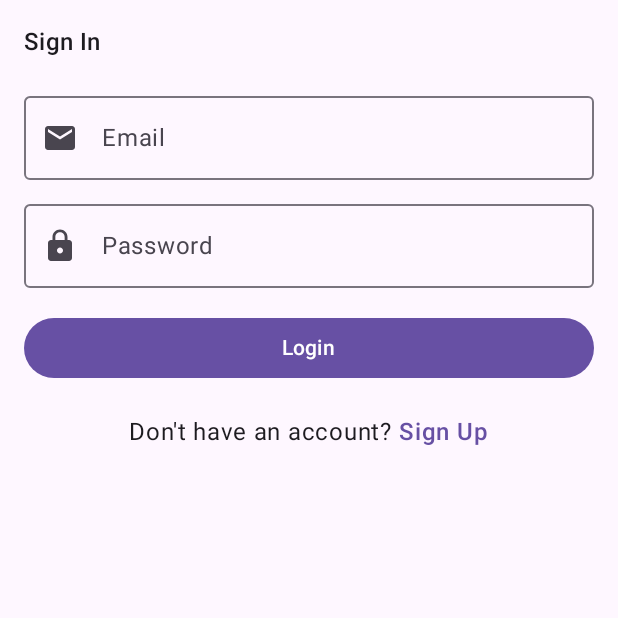
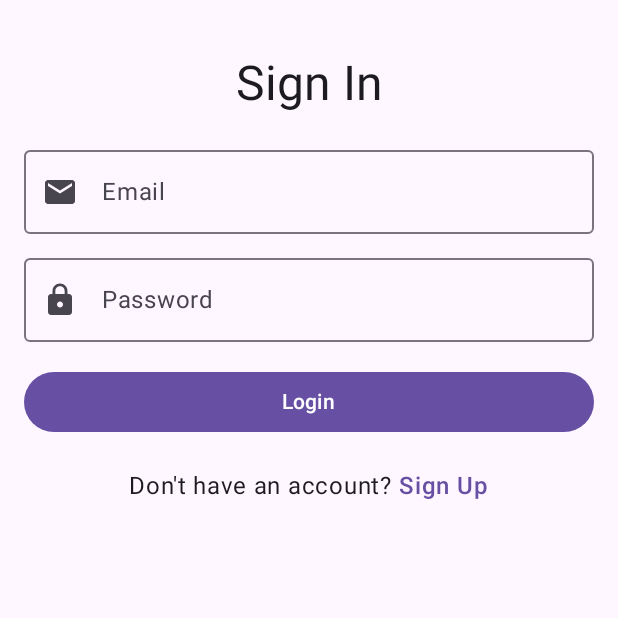
Before and after one commit to saeedus/Teebay, an Android app built with Jetpack Compose: the screen it shows after launch (AuthActivity), on a phone screen of 412 x 824 dp, the top half of it. Run offline under Robolectric (Android 15) with nearby library versions, the phone set to English and light mode, and no system bars.

Commit message:
Adjust AuthScreen layout and keyboard behavior

```diff
--- a/app/src/main/AndroidManifest.xml
+++ b/app/src/main/AndroidManifest.xml
@@ -30,7 +30,8 @@
         <activity
             android:name=".auth.presentation.AuthActivity"
             android:exported="true"
-            android:theme="@style/Theme.AppCompat.DayNight.NoActionBar" />
+            android:theme="@style/Theme.AppCompat.DayNight.NoActionBar"
+            android:windowSoftInputMode="adjustResize" />
 
         <activity
             android:name=".products.presentation.ProductsActivity"
--- a/app/src/main/java/com/sazim/teebay/auth/presentation/screens/AuthScreen.kt
+++ b/app/src/main/java/com/sazim/teebay/auth/presentation/screens/AuthScreen.kt
@@ -5,13 +5,16 @@
 package com.sazim.teebay.auth.presentation.screens
 
 import androidx.compose.foundation.Image
+import androidx.compose.foundation.gestures.scrollable
 import androidx.compose.foundation.layout.Column
 import androidx.compose.foundation.layout.Spacer
 import androidx.compose.foundation.layout.fillMaxSize
 import androidx.compose.foundation.layout.fillMaxWidth
 import androidx.compose.foundation.layout.height
 import androidx.compose.foundation.layout.padding
+import androidx.compose.foundation.rememberScrollState
 import androidx.compose.foundation.text.KeyboardOptions
+import androidx.compose.foundation.verticalScroll
 import androidx.compose.material.icons.Icons
 import androidx.compose.material.icons.filled.Email
 import androidx.compose.material.icons.filled.Lock
@@ -44,10 +47,14 @@ fun AuthScreen(modifier: Modifier = Modifier, viewModel: AuthViewModel, state: A
         modifier = modifier
             .fillMaxSize()
             .padding(16.dp)
+            .verticalScroll(state = rememberScrollState())
     ) {
         Text(
             text = stringResource(if (state.isLogin) R.string.sign_in else R.string.sign_up_title),
-            style = MaterialTheme.typography.titleMedium
+            style = MaterialTheme.typography.headlineLarge,
+            modifier = Modifier
+                .align(Alignment.CenterHorizontally)
+                .padding(top = 20.dp)
         )
 
         Spacer(modifier = Modifier.height(16.dp))
```
